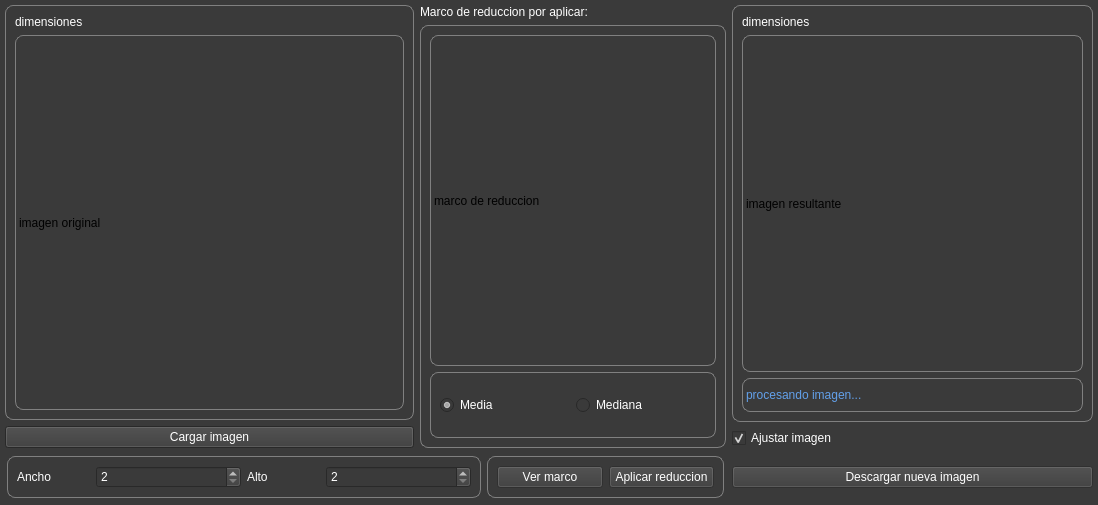
Above: gui_main.ui from leninrkb/reduccion-de-imagenes-python before the change. Below: the same form after it.
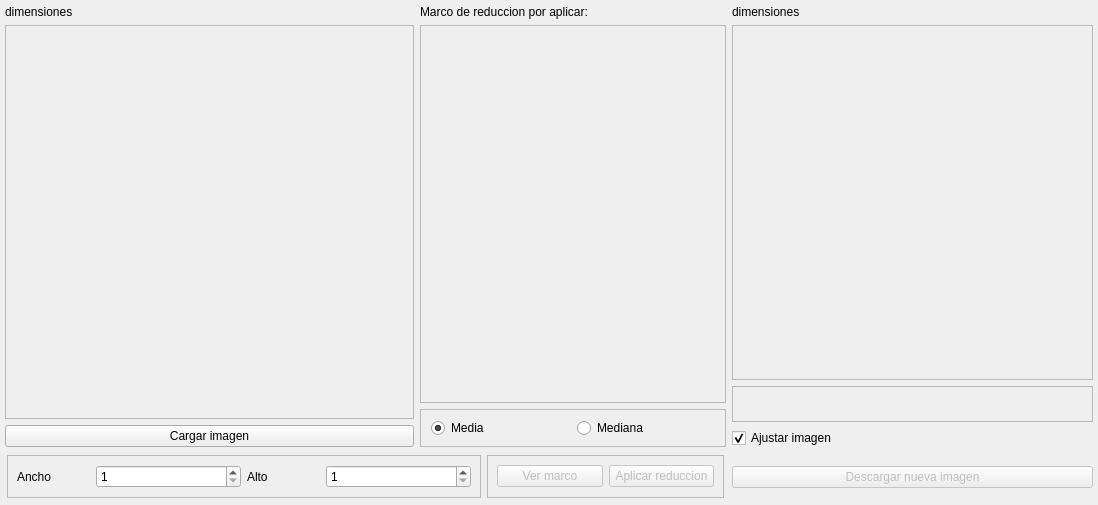
That is the form after the change.

Commit message: cambio a tema claro

Patch:
```diff
--- a/gui_main.ui
+++ b/gui_main.ui
@@ -14,21 +14,14 @@
    <string>Reduccion de imagenes</string>
   </property>
   <property name="styleSheet">
-   <string notr="true">QMainWindow{
-	background-color: rgb(26, 95, 180);
-}</string>
+   <string notr="true"/>
   </property>
   <widget class="QWidget" name="centralwidget">
    <property name="autoFillBackground">
     <bool>false</bool>
    </property>
    <property name="styleSheet">
-    <string notr="true">QWidget{
-	
-	
-	background-color: rgb(33, 33, 33);
-	background-color: rgb(58, 58, 58);
-}</string>
+    <string notr="true"/>
    </property>
    <layout class="QVBoxLayout" name="verticalLayout">
     <property name="leftMargin">
@@ -130,11 +123,7 @@
                 <item>
                  <widget class="QFrame" name="frame_img">
                   <property name="styleSheet">
-                   <string notr="true">QFrame{
-	border: 1px solid; 
-	border-color: gray;
-	border-radius: 8px;
-}</string>
+                   <string notr="true"/>
                   </property>
                   <property name="frameShape">
                    <enum>QFrame::NoFrame</enum>
@@ -146,13 +135,22 @@
                    <number>1</number>
                   </property>
                   <layout class="QVBoxLayout" name="verticalLayout_7" stretch="0,1">
+                   <property name="leftMargin">
+                    <number>0</number>
+                   </property>
+                   <property name="topMargin">
+                    <number>0</number>
+                   </property>
+                   <property name="rightMargin">
+                    <number>0</number>
+                   </property>
+                   <property name="bottomMargin">
+                    <number>0</number>
+                   </property>
                    <item>
                     <widget class="QLabel" name="label_dimensiones_original">
                      <property name="styleSheet">
-                      <string notr="true">QLabel{
-	color: rgb(255, 255, 255);
-	border:none;
-}</string>
+                      <string notr="true"/>
                      </property>
                      <property name="text">
                       <string>dimensiones</string>
@@ -165,7 +163,7 @@
                       <enum>QFrame::StyledPanel</enum>
                      </property>
                      <property name="text">
-                      <string>imagen original</string>
+                      <string/>
                      </property>
                     </widget>
                    </item>
@@ -175,9 +173,7 @@
                 <item>
                  <widget class="QPushButton" name="pushButton_cargar_img">
                   <property name="styleSheet">
-                   <string notr="true">QPushButton{
-color: rgb(255, 255, 255);
-}</string>
+                   <string notr="true"/>
                   </property>
                   <property name="text">
                    <string>Cargar imagen</string>
@@ -211,9 +207,7 @@
                 <item>
                  <widget class="QLabel" name="label">
                   <property name="styleSheet">
-                   <string notr="true">QLabel{
-	color: rgb(255, 255, 255);
-}</string>
+                   <string notr="true"/>
                   </property>
                   <property name="text">
                    <string>Marco de reduccion por aplicar:</string>
@@ -223,23 +217,34 @@
                 <item>
                  <widget class="QFrame" name="frame_preview_reduccion">
                   <property name="styleSheet">
-                   <string notr="true">QFrame{
-	border: 1px solid; 
-	border-color: gray;
-	border-radius: 8px;
-}</string>
+                   <string notr="true"/>
                   </property>
                   <property name="frameShape">
-                   <enum>QFrame::StyledPanel</enum>
+                   <enum>QFrame::NoFrame</enum>
                   </property>
                   <property name="frameShadow">
                    <enum>QFrame::Raised</enum>
                   </property>
-                  <layout class="QVBoxLayout" name="verticalLayout_9" stretch="10,2">
+                  <layout class="QVBoxLayout" name="verticalLayout_9" stretch="10,1">
+                   <property name="leftMargin">
+                    <number>0</number>
+                   </property>
+                   <property name="topMargin">
+                    <number>0</number>
+                   </property>
+                   <property name="rightMargin">
+                    <number>0</number>
+                   </property>
+                   <property name="bottomMargin">
+                    <number>0</number>
+                   </property>
                    <item>
                     <widget class="QLabel" name="label_marco">
+                     <property name="frameShape">
+                      <enum>QFrame::StyledPanel</enum>
+                     </property>
                      <property name="text">
-                      <string>marco de reduccion</string>
+                      <string/>
                      </property>
                     </widget>
                    </item>
@@ -255,12 +260,19 @@
                       <enum>QFrame::Raised</enum>
                      </property>
                      <layout class="QHBoxLayout" name="horizontalLayout_6">
+                      <property name="leftMargin">
+                       <number>10</number>
+                      </property>
+                      <property name="topMargin">
+                       <number>0</number>
+                      </property>
+                      <property name="bottomMargin">
+                       <number>0</number>
+                      </property>
                       <item>
                        <widget class="QRadioButton" name="radioButton_media">
                         <property name="styleSheet">
-                         <string notr="true">QRadioButton{
-	color: rgb(255, 255, 255)
-}</string>
+                         <string notr="true"/>
                         </property>
                         <property name="text">
                          <string>Media</string>
@@ -273,9 +285,7 @@
                       <item>
                        <widget class="QRadioButton" name="radioButton_mediana">
                         <property name="styleSheet">
-                         <string notr="true">QRadioButton{
-	color: rgb(255, 255, 255)
-}</string>
+                         <string notr="true"/>
                         </property>
                         <property name="text">
                          <string>Mediana</string>
@@ -318,11 +328,7 @@
              <item>
               <widget class="QFrame" name="frame_6">
                <property name="styleSheet">
-                <string notr="true">QFrame{
-		border: 1px solid; 
-	border-color: gray;
-	border-radius: 8px;
-}</string>
+                <string notr="true"/>
                </property>
                <property name="frameShape">
                 <enum>QFrame::StyledPanel</enum>
@@ -334,10 +340,7 @@
                 <item>
                  <widget class="QLabel" name="label_2">
                   <property name="styleSheet">
-                   <string notr="true">QLabel{
-	color: rgb(255, 255, 255);
-	border: none; 
-}</string>
+                   <string notr="true"/>
                   </property>
                   <property name="text">
                    <string>Ancho</string>
@@ -347,12 +350,10 @@
                 <item>
                  <widget class="QSpinBox" name="spinBox_ancho">
                   <property name="styleSheet">
-                   <string notr="true">QSpinBox{
-color: rgb(255, 255, 255);
-}</string>
+                   <string notr="true"/>
                   </property>
                   <property name="minimum">
-                   <number>2</number>
+                   <number>1</number>
                   </property>
                   <property name="maximum">
                    <number>1000000</number>
@@ -360,15 +361,15 @@
                   <property name="singleStep">
                    <number>1</number>
                   </property>
+                  <property name="value">
+                   <number>1</number>
+                  </property>
                  </widget>
                 </item>
                 <item>
                  <widget class="QLabel" name="label_4">
                   <property name="styleSheet">
-                   <string notr="true">QLabel{
-	color: rgb(255, 255, 255);
-	border: none; 
-}</string>
+                   <string notr="true"/>
                   </property>
                   <property name="text">
                    <string>Alto</string>
@@ -378,12 +379,10 @@
                 <item>
                  <widget class="QSpinBox" name="spinBox_alto">
                   <property name="styleSheet">
-                   <string notr="true">QSpinBox{
-color: rgb(255, 255, 255);
-}</string>
+                   <string notr="true"/>
                   </property>
                   <property name="minimum">
-                   <number>2</number>
+                   <number>1</number>
                   </property>
                   <property name="maximum">
                    <number>1000000</number>
@@ -391,6 +390,9 @@
                   <property name="singleStep">
                    <number>1</number>
                   </property>
+                  <property name="value">
+                   <number>1</number>
+                  </property>
                  </widget>
                 </item>
                </layout>
@@ -399,11 +401,7 @@
              <item>
               <widget class="QFrame" name="frame_7">
                <property name="styleSheet">
-                <string notr="true">QFrame{
-		border: 1px solid; 
-	border-color: gray;
-	border-radius: 8px;
-}</string>
+                <string notr="true"/>
                </property>
                <property name="frameShape">
                 <enum>QFrame::StyledPanel</enum>
@@ -418,9 +416,7 @@
                    <bool>false</bool>
                   </property>
                   <property name="styleSheet">
-                   <string notr="true">QPushButton{
-color: rgb(255, 255, 255);
-}</string>
+                   <string notr="true"/>
                   </property>
                   <property name="text">
                    <string>Ver marco</string>
@@ -433,9 +429,7 @@
                    <bool>false</bool>
                   </property>
                   <property name="styleSheet">
-                   <string notr="true">QPushButton{
-color: rgb(255, 255, 255);
-}</string>
+                   <string notr="true"/>
                   </property>
                   <property name="text">
                    <string>Aplicar reduccion</string>
@@ -475,26 +469,31 @@
           <item>
            <widget class="QFrame" name="frame_8">
             <property name="styleSheet">
-             <string notr="true">QFrame{
-		border: 1px solid; 
-	border-color: gray;
-	border-radius: 8px;
-}</string>
+             <string notr="true"/>
             </property>
             <property name="frameShape">
-             <enum>QFrame::StyledPanel</enum>
+             <enum>QFrame::NoFrame</enum>
             </property>
             <property name="frameShadow">
              <enum>QFrame::Raised</enum>
             </property>
             <layout class="QVBoxLayout" name="verticalLayout_8" stretch="0,10,1">
+             <property name="leftMargin">
+              <number>0</number>
+             </property>
+             <property name="topMargin">
+              <number>0</number>
+             </property>
+             <property name="rightMargin">
+              <number>0</number>
+             </property>
+             <property name="bottomMargin">
+              <number>0</number>
+             </property>
              <item>
               <widget class="QLabel" name="label_dimensiones_resultante">
                <property name="styleSheet">
-                <string notr="true">QLabel{
-	border: none;
-	color: rgb(255, 255, 255);
-}</string>
+                <string notr="true"/>
                </property>
                <property name="text">
                 <string>dimensiones</string>
@@ -503,20 +502,24 @@
              </item>
              <item>
               <widget class="QLabel" name="label_img_resultante">
+               <property name="frameShape">
+                <enum>QFrame::StyledPanel</enum>
+               </property>
                <property name="text">
-                <string>imagen resultante</string>
+                <string/>
                </property>
               </widget>
              </item>
              <item>
               <widget class="QLabel" name="label_procesando">
                <property name="styleSheet">
-                <string notr="true">QLabel{
-	color: rgb(98, 160, 234);
-}</string>
+                <string notr="true"/>
+               </property>
+               <property name="frameShape">
+                <enum>QFrame::StyledPanel</enum>
                </property>
                <property name="text">
-                <string>procesando imagen...</string>
+                <string/>
                </property>
               </widget>
              </item>
@@ -526,9 +529,7 @@
           <item>
            <widget class="QCheckBox" name="checkBox_ajustar_resultante">
             <property name="styleSheet">
-             <string notr="true">QCheckBox{
-	color: rgb(255, 255, 255);
-}</string>
+             <string notr="true"/>
             </property>
             <property name="text">
              <string>Ajustar imagen</string>
@@ -565,9 +566,7 @@
                 <bool>false</bool>
                </property>
                <property name="styleSheet">
-                <string notr="true">QPushButton{
-color: rgb(255, 255, 255);
-}</string>
+                <string notr="true"/>
                </property>
                <property name="text">
                 <string>Descargar nueva imagen</string>
```
Left out of the diff: 2 changed lines with no effect on the pictures. The commit also changes 1 other file.
